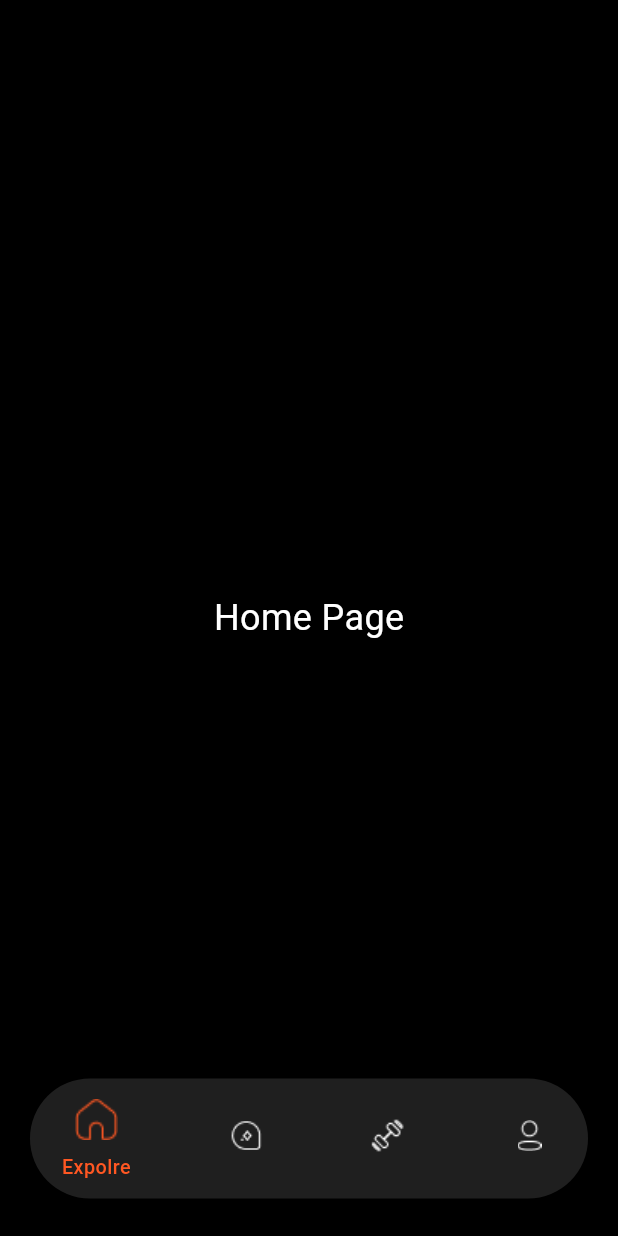
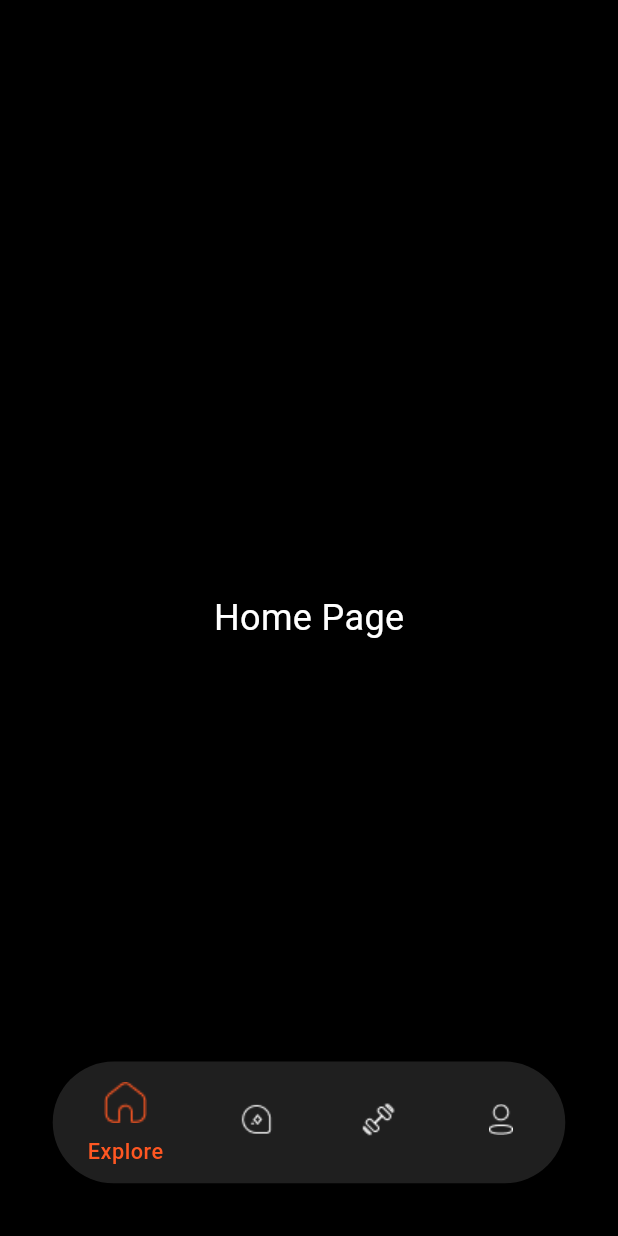
Before and after one commit to team-4-elevate/Fitness_app, a Flutter app: the MainNavigationScreen screen opened directly, on a phone screen of 412 x 824 dp. Run offline on Flutter 3.47's test engine with Material 3 defaults, Android fonts, the light colour scheme and no system bars; our stand-ins replace bloc, connectivity_plus, dio, equatable, firebase_core, firebase_crashlytics and 14 more; accounts and stored records are empty; generated files the repository leaves out were written again; statements that could not run were skipped.

Commit message:
the margin is 32 - this will affect the performance when the state is changed create it as class

```diff
--- a/lib/features/app_sections/AppSections.dart
+++ b/lib/features/app_sections/AppSections.dart
@@ -1,3 +1,4 @@
+import 'package:fitness_app/core/utils/app_extensions.dart';
 import 'package:fitness_app/features/app_sections/ChatAipage.dart';
 import 'package:fitness_app/features/app_sections/GymPage.dart';
 import 'package:fitness_app/features/app_sections/HomePage.dart';
@@ -12,12 +13,18 @@ class MainNavigationScreen extends StatefulWidget {
 class _MainNavigationScreenState extends State<MainNavigationScreen> {
   int _selectedIndex = 0;
 
-  final List<Widget> _pages = [
-    HomePage(),
-    ChatAipage(),
-    GymPage(),
-    ProfilePage(),
-  ];
+  late final List<Widget> _pages;
+
+  @override
+  void initState() {
+    super.initState();
+    _pages = const [
+      HomePage(),
+      ChatAipage(),
+      GymPage(),
+      ProfilePage(),
+    ];
+  }
 
   void _onItemTapped(int index) {
     setState(() {
@@ -27,14 +34,17 @@ class _MainNavigationScreenState extends State<MainNavigationScreen> {
 
   Widget _buildFloatingNavBar() {
     return Container(
-      margin: EdgeInsets.only(bottom: 25, left: 20, right: 20),
-      padding: EdgeInsets.symmetric(horizontal: 25),
-      height: 80,
+      margin: EdgeInsets.all(32.w), // ✅ تعديل المارجن
+      padding: EdgeInsets.symmetric(horizontal: 25.w),
+      height: 80.h,
       decoration: BoxDecoration(
         color: Colors.grey[900]?.withOpacity(0.95),
-        borderRadius: BorderRadius.circular(40),
+        borderRadius: BorderRadius.circular(40.r),
         boxShadow: [
-          BoxShadow(color: Colors.black.withOpacity(0.4), blurRadius: 10),
+          BoxShadow(
+            color: Colors.black.withOpacity(0.4),
+            blurRadius: 10.r,
+          )
         ],
       ),
       child: Row(
@@ -51,13 +61,13 @@ class _MainNavigationScreenState extends State<MainNavigationScreen> {
 
   Widget _buildNavIcon(String assetName, int index) {
     final isSelected = _selectedIndex == index;
-    final List<String> labels = ["Expolre", "Chat ai", "Gym", "Profile"];
+    final List<String> labels = ["Explore", "Chat AI", "Gym", "Profile"];
 
     return GestureDetector(
       onTap: () => _onItemTapped(index),
       child: TweenAnimationBuilder(
         tween: Tween<double>(begin: 1.0, end: isSelected ? 1.2 : 1.0),
-        duration: Duration(milliseconds: 250),
+        duration: const Duration(milliseconds: 250),
         curve: Curves.easeOutBack,
         builder: (context, scale, child) {
           return Transform.scale(
@@ -67,17 +77,17 @@ class _MainNavigationScreenState extends State<MainNavigationScreen> {
               children: [
                 Image.asset(
                   'assets/icons/$assetName',
-                  width: 28,
-                  height: 28,
+                  width: 28.w,
+                  height: 28.h,
                   color: isSelected ? Colors.deepOrange : Colors.white,
                 ),
-                SizedBox(height: 4),
+                SizedBox(height: 4.h),
                 if (isSelected)
                   Text(
                     labels[index],
                     style: TextStyle(
                       color: Colors.deepOrange,
-                      fontSize: 11,
+                      fontSize: 11.sp,
                       fontWeight: FontWeight.w500,
                     ),
                   ),
```
